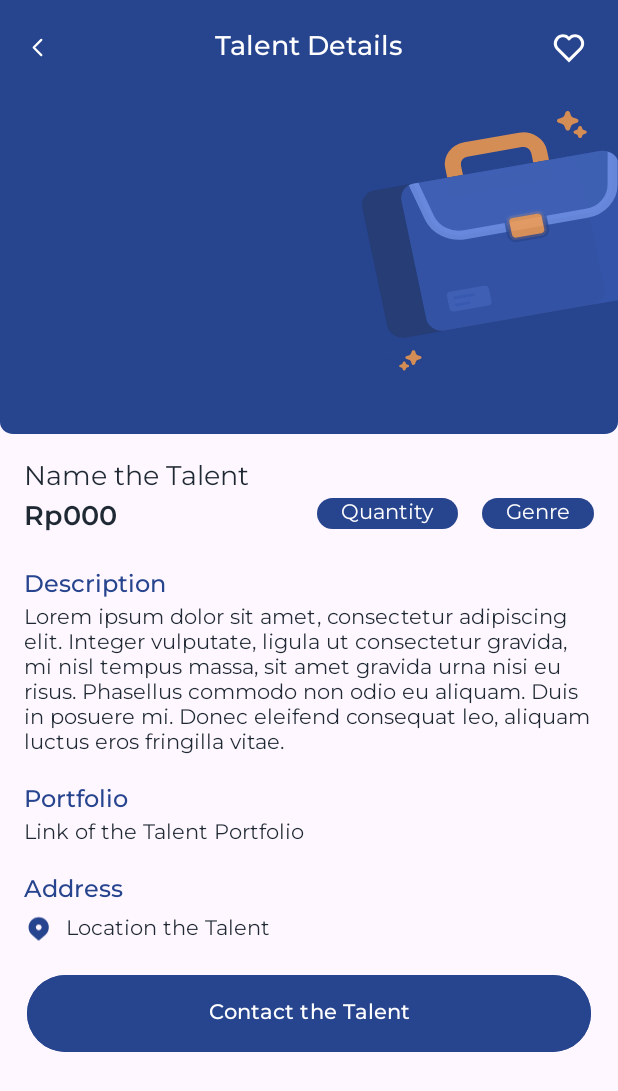
After one commit to CH2-PS075/TalentHub-Mobile, an Android app: the TalentDetailActivity screen opened directly, with no data from a screen before it, on a phone screen of 412 x 824 dp. The commit adds this screen. Shown: the top 1091 px of the screen. Run offline under Robolectric (Android 15) with nearby library versions, the phone set to English and light mode, and no system bars.

Commit message:
add detail talent page and other things 🍁
- adjust endpoint login and little update

```diff
--- a/app/src/main/AndroidManifest.xml
+++ b/app/src/main/AndroidManifest.xml
@@ -14,6 +14,9 @@
         android:supportsRtl="true"
         android:theme="@style/Theme.TalentHub"
         tools:targetApi="31">
+        <activity
+            android:name=".ui.detail.TalentDetailActivity"
+            android:exported="false" />
         <activity
             android:name=".ui.profile.settings.InformationActivity"
             android:exported="false" />
--- a/app/src/main/java/com/ch2ps075/talenthub/data/network/api/retrofit/ApiService.kt
+++ b/app/src/main/java/com/ch2ps075/talenthub/data/network/api/retrofit/ApiService.kt
@@ -16,7 +16,7 @@ interface ApiService {
     ): AuthResponse
 
     @FormUrlEncoded
-    @POST("auth/user/login")
+    @POST("auth/users/login")
     suspend fun login(
         @Field("email") email: String,
         @Field("password") password: String,
--- /dev/null
+++ b/app/src/main/java/com/ch2ps075/talenthub/ui/detail/TalentDetailActivity.kt
@@ -0,0 +1,22 @@
+package com.ch2ps075.talenthub.ui.detail
+
+import androidx.appcompat.app.AppCompatActivity
+import android.os.Bundle
+import com.ch2ps075.talenthub.databinding.ActivityTalentDetailBinding
+
+class TalentDetailActivity : AppCompatActivity() {
+
+    private lateinit var binding: ActivityTalentDetailBinding
+
+    override fun onCreate(savedInstanceState: Bundle?) {
+        super.onCreate(savedInstanceState)
+        binding = ActivityTalentDetailBinding.inflate(layoutInflater)
+        setContentView(binding.root)
+        binding.ivBack.setOnClickListener { onSupportNavigateUp() }
+    }
+
+    override fun onSupportNavigateUp(): Boolean {
+        onBackPressedDispatcher.onBackPressed()
+        return true
+    }
+}
--- a/app/src/main/java/com/ch2ps075/talenthub/ui/main/MainActivity.kt
+++ b/app/src/main/java/com/ch2ps075/talenthub/ui/main/MainActivity.kt
@@ -1,6 +1,7 @@
 package com.ch2ps075.talenthub.ui.main
 
 import android.app.Dialog
+import android.content.Intent
 import android.graphics.Color
 import android.graphics.drawable.ColorDrawable
 import androidx.appcompat.app.AppCompatActivity
@@ -22,6 +23,7 @@ import com.ch2ps075.talenthub.databinding.ActivityMainBinding
 import com.ch2ps075.talenthub.helper.LanguageUtil
 import com.ch2ps075.talenthub.ui.ViewModelFactory
 import com.ch2ps075.talenthub.ui.ai.AiFragment
+import com.ch2ps075.talenthub.ui.detail.TalentDetailActivity
 import com.ch2ps075.talenthub.ui.favorite.FavoriteFragment
 import com.ch2ps075.talenthub.ui.home.HomeFragment
 import com.ch2ps075.talenthub.ui.profile.ProfileFragment
@@ -138,14 +140,14 @@ class MainActivity : AppCompatActivity() {
 
         actionGallery.setOnClickListener {
             dialog.dismiss()
-            Toast.makeText(this@MainActivity, "Gallery clicked", Toast.LENGTH_SHORT)
-                .show()
+            Toast.makeText(this@MainActivity, "Gallery clicked", Toast.LENGTH_SHORT).show()
+            startActivity(Intent(this, TalentDetailActivity::class.java))
         }
 
         actionCamera.setOnClickListener {
             dialog.dismiss()
-            Toast.makeText(this@MainActivity, "Camera clicked", Toast.LENGTH_SHORT)
-                .show()
+            Toast.makeText(this@MainActivity, "Camera clicked", Toast.LENGTH_SHORT).show()
+            startActivity(Intent(this, TalentDetailActivity::class.java))
         }
 
         cancelButton.setOnClickListener { dialog.dismiss() }
--- a/app/src/main/res/layout/activity_login.xml
+++ b/app/src/main/res/layout/activity_login.xml
@@ -132,6 +132,6 @@
         app:layout_constraintEnd_toEndOf="parent"
         app:layout_constraintStart_toStartOf="parent"
         app:layout_constraintTop_toTopOf="parent"
-        tools:visibility="visible"></ProgressBar>
+        tools:visibility="visible" />
 
 </androidx.constraintlayout.widget.ConstraintLayout>
--- /dev/null
+++ b/app/src/main/res/layout/activity_talent_detail.xml
@@ -0,0 +1,218 @@
+<?xml version="1.0" encoding="utf-8"?>
+<androidx.constraintlayout.widget.ConstraintLayout xmlns:android="http://schemas.android.com/apk/res/android"
+    xmlns:app="http://schemas.android.com/apk/res-auto"
+    xmlns:tools="http://schemas.android.com/tools"
+    android:layout_width="match_parent"
+    android:layout_height="match_parent"
+    tools:context=".ui.detail.TalentDetailActivity">
+
+    <androidx.appcompat.widget.Toolbar
+        android:id="@+id/toolbar_talent_detail"
+        android:layout_width="match_parent"
+        android:layout_height="?attr/actionBarSize"
+        android:background="@color/colorPrimary"
+        app:layout_constraintEnd_toEndOf="parent"
+        app:layout_constraintStart_toStartOf="parent"
+        app:layout_constraintTop_toTopOf="parent">
+
+        <ImageView
+            android:id="@+id/iv_back"
+            android:layout_width="wrap_content"
+            android:layout_height="wrap_content"
+            android:layout_marginEnd="20dp"
+            android:contentDescription="@string/cd_backto_settings"
+            android:src="@drawable/icon_left_arrow"
+            app:tint="@color/white" />
+
+        <TextView
+            android:layout_width="wrap_content"
+            android:layout_height="wrap_content"
+            android:layout_gravity="center_horizontal"
+            android:layout_marginStart="0dp"
+            android:fontFamily="@font/montserrat_medium"
+            android:text="@string/detail_talent_text"
+            android:textColor="@color/white"
+            android:textSize="18sp" />
+
+        <ImageView
+            android:id="@+id/iv_favorite"
+            android:layout_width="wrap_content"
+            android:layout_height="wrap_content"
+            android:layout_gravity="center|end"
+            android:layout_marginEnd="20dp"
+            android:contentDescription="@string/cd_backto_home"
+            android:src="@drawable/ic_favorite"
+            app:tint="@color/white" />
+    </androidx.appcompat.widget.Toolbar>
+
+    <com.google.android.material.imageview.ShapeableImageView
+        android:id="@+id/iv_detail_photo"
+        android:layout_width="match_parent"
+        android:layout_height="wrap_content"
+        android:scaleType="fitXY"
+        android:src="@drawable/top_header_profile"
+        app:layout_constraintEnd_toEndOf="parent"
+        app:layout_constraintStart_toStartOf="parent"
+        app:layout_constraintTop_toBottomOf="@id/toolbar_talent_detail" />
+
+    <TextView
+        android:id="@+id/tv_detail_name"
+        style="@style/TextView.Small"
+        android:layout_width="wrap_content"
+        android:layout_height="wrap_content"
+        android:layout_marginStart="16dp"
+        android:layout_marginTop="16dp"
+        android:text="@string/name_talent_detail"
+        android:textSize="18sp"
+        app:layout_constraintStart_toStartOf="parent"
+        app:layout_constraintTop_toBottomOf="@id/iv_detail_photo" />
+
+    <TextView
+        android:id="@+id/tv_detail_price"
+        style="@style/TextView.Small"
+        android:layout_width="wrap_content"
+        android:layout_height="wrap_content"
+        android:layout_marginStart="16dp"
+        android:fontFamily="@font/montserrat_semibold"
+        android:text="@string/price_talent_detail"
+        android:textSize="18sp"
+        app:layout_constraintStart_toStartOf="parent"
+        app:layout_constraintTop_toBottomOf="@id/tv_detail_name" />
+
+    <TextView
+        android:id="@+id/tv_detail_category"
+        style="@style/TextView.Small"
+        android:layout_width="wrap_content"
+        android:layout_height="wrap_content"
+        android:layout_marginStart="16dp"
+        android:layout_marginEnd="16dp"
+        android:background="@drawable/guest_rounded_shape_rectangle"
+        android:fontFamily="@font/montserrat"
+        android:paddingHorizontal="16dp"
+        android:text="@string/category_talent_detail"
+        android:textColor="@color/white"
+        android:textSize="14sp"
+        app:layout_constraintEnd_toEndOf="parent"
+        app:layout_constraintTop_toBottomOf="@id/tv_detail_name" />
+
+    <TextView
+        android:id="@+id/tv_detail_quantity"
+        style="@style/TextView.Small"
+        android:layout_width="wrap_content"
+        android:layout_height="wrap_content"
+        android:layout_marginStart="16dp"
+        android:layout_marginEnd="16dp"
+        android:background="@drawable/guest_rounded_shape_rectangle"
+        android:fontFamily="@font/montserrat"
+        android:paddingHorizontal="16dp"
+        android:text="@string/quantity_talent_detail"
+        android:textColor="@color/white"
+        android:textSize="14sp"
+        app:layout_constraintEnd_toStartOf="@id/tv_detail_category"
+        app:layout_constraintTop_toBottomOf="@id/tv_detail_name" />
+
+    <TextView
+        android:id="@+id/description"
+        style="@style/TextView.Small"
+        android:layout_width="wrap_content"
+        android:layout_height="wrap_content"
+        android:layout_marginStart="16dp"
+        android:layout_marginTop="20dp"
+        android:fontFamily="@font/montserrat_medium"
+        android:text="@string/description_text_detail"
+        android:textColor="@color/colorPrimary"
+        android:textSize="16sp"
+        app:layout_constraintStart_toStartOf="parent"
+        app:layout_constraintTop_toBottomOf="@id/tv_detail_price" />
+
+    <TextView
+        android:id="@+id/tv_detail_description"
+        style="@style/TextView.ExtraSmall"
+        android:layout_width="match_parent"
+        android:layout_height="wrap_content"
+        android:layout_marginStart="16dp"
+        android:layout_marginEnd="16dp"
+        android:text="@string/description_talent_detail"
+        android:textSize="14sp"
+        app:layout_constraintEnd_toEndOf="parent"
+        app:layout_constraintStart_toStartOf="parent"
+        app:layout_constraintTop_toBottomOf="@id/description" />
+
+    <TextView
+        android:id="@+id/portfolio"
+        style="@style/TextView.Small"
+        android:layout_width="wrap_content"
+        android:layout_height="wrap_content"
+        android:layout_marginStart="16dp"
+        android:layout_marginTop="16dp"
+        android:fontFamily="@font/montserrat_medium"
+        android:text="@string/portfolio_text_detail"
+        android:textColor="@color/colorPrimary"
+        android:textSize="16sp"
+        app:layout_constraintStart_toStartOf="parent"
+        app:layout_constraintTop_toBottomOf="@id/tv_detail_description" />
+
+    <TextView
+        android:id="@+id/tv_detail_portfolio"
+        style="@style/TextView.ExtraSmall"
+        android:layout_width="match_parent"
+        android:layout_height="wrap_content"
+        android:layout_marginStart="16dp"
+        android:layout_marginEnd="16dp"
+        android:text="@string/portfolio_talent_detail"
+        android:textSize="14sp"
+        app:layout_constraintEnd_toEndOf="parent"
+        app:layout_constraintStart_toStartOf="parent"
+        app:layout_constraintTop_toBottomOf="@id/portfolio" />
+
+    <TextView
+        android:id="@+id/address"
+        style="@style/TextView.Small"
+        android:layout_width="wrap_content"
+        android:layout_height="wrap_content"
+        android:layout_marginStart="16dp"
+        android:layout_marginTop="16dp"
+        android:fontFamily="@font/montserrat_medium"
+        android:text="@string/address_text_detail"
+        android:textColor="@color/colorPrimary"
+        android:textSize="16sp"
+        app:layout_constraintStart_toStartOf="parent"
+        app:layout_constraintTop_toBottomOf="@id/tv_detail_portfolio" />
+
+    <ImageView
+        android:id="@+id/iv_address"
+        android:layout_width="20dp"
+        android:layout_height="20dp"
+        android:layout_marginStart="16dp"
+        android:layout_marginTop="4dp"
+        android:contentDescription="@string/logout_text"
+        android:src="@drawable/ic_location_talent"
+        app:layout_constraintStart_toStartOf="parent"
+        app:layout_constraintTop_toBottomOf="@id/address" />
+
+    <TextView
+        android:id="@+id/tv_detail_address"
+        style="@style/TextView.Small"
+        android:layout_width="wrap_content"
+        android:layout_height="wrap_content"
+        android:layout_marginStart="8dp"
+        android:layout_marginTop="4dp"
+        android:text="@string/address_talent_detail"
+        app:layout_constraintStart_toEndOf="@id/iv_address"
+        app:layout_constraintTop_toBottomOf="@id/address" />
+
+    <Button
+        android:id="@+id/login_button"
+        android:layout_width="0dp"
+        android:layout_height="wrap_content"
+        android:layout_marginHorizontal="18dp"
+        android:layout_marginTop="16dp"
+        android:backgroundTint="@color/colorPrimary"
+        android:fontFamily="@font/montserrat_medium"
+        android:paddingVertical="15dp"
+        android:text="@string/contact_talent"
+        app:layout_constraintEnd_toEndOf="parent"
+        app:layout_constraintStart_toStartOf="parent"
+        app:layout_constraintTop_toBottomOf="@id/tv_detail_address" />
+
+</androidx.constraintlayout.widget.ConstraintLayout>
--- a/app/src/main/res/values/strings.xml
+++ b/app/src/main/res/values/strings.xml
@@ -140,4 +140,19 @@
     <string name="cd_settings_information">To Information</string>
     <string name="version_app">Version 1.0</string>
 
+    <!--Talent Detail page-->
+    <string name="cd_backto_home" translatable="false">Back to Home</string>
+    <string name="detail_talent_text">Talent Details</string>
+    <string name="contact_talent">Contact the Talent</string>
+    <string name="name_talent_detail">Name the Talent</string>
+    <string name="price_talent_detail">Rp000</string>
+    <string name="category_talent_detail">Genre</string>
+    <string name="quantity_talent_detail">Quantity</string>
+    <string name="description_text_detail">Description</string>
+    <string name="description_talent_detail">Lorem ipsum dolor sit amet, consectetur adipiscing elit. Integer vulputate, ligula ut consectetur gravida, mi nisl tempus massa, sit amet gravida urna nisi eu risus. Phasellus commodo non odio eu aliquam. Duis in posuere mi. Donec eleifend consequat leo, aliquam luctus eros fringilla vitae.</string>
+    <string name="address_text_detail">Address</string>
+    <string name="address_talent_detail">Location the Talent</string>
+    <string name="portfolio_text_detail">Portfolio</string>
+    <string name="portfolio_talent_detail">Link of the Talent Portfolio</string>
+
 </resources>
--- a/gradle.properties
+++ b/gradle.properties
@@ -22,4 +22,4 @@ kotlin.code.style=official
 # thereby reducing the size of the R class for that library
 android.nonTransitiveRClass=true
 #API KEY
-TalentHub=https://testtalenthubprojectid.et.r.appspot.com/
+TalentHub=XXX
```
Also changed, not shown: 1 other file.
